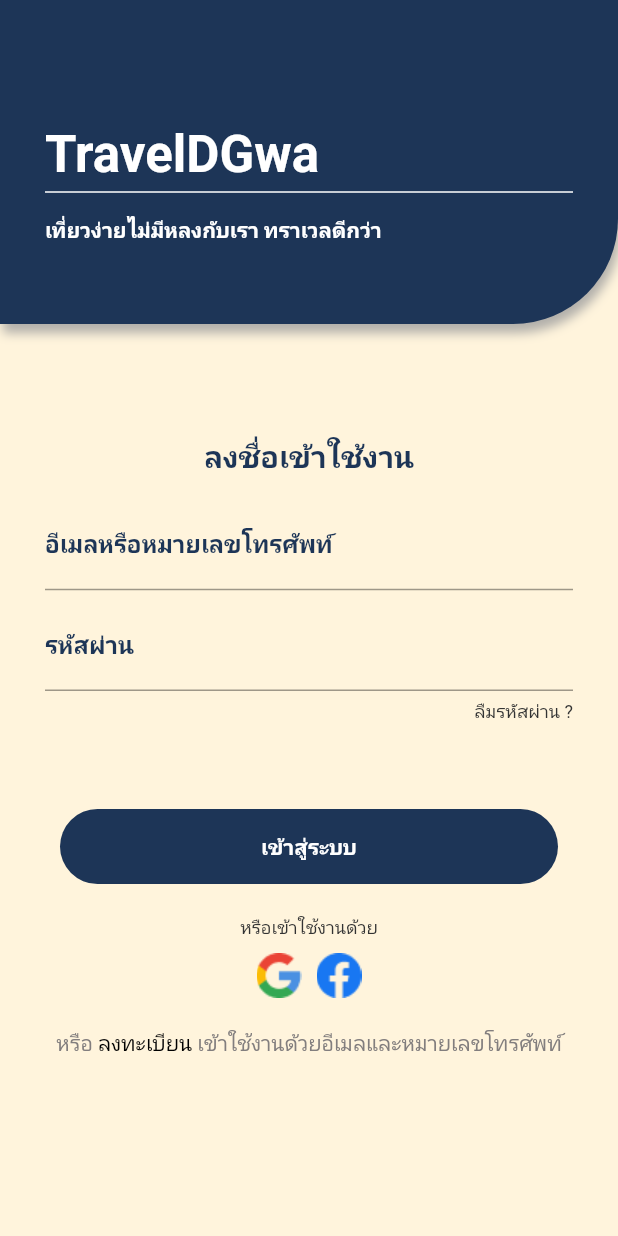
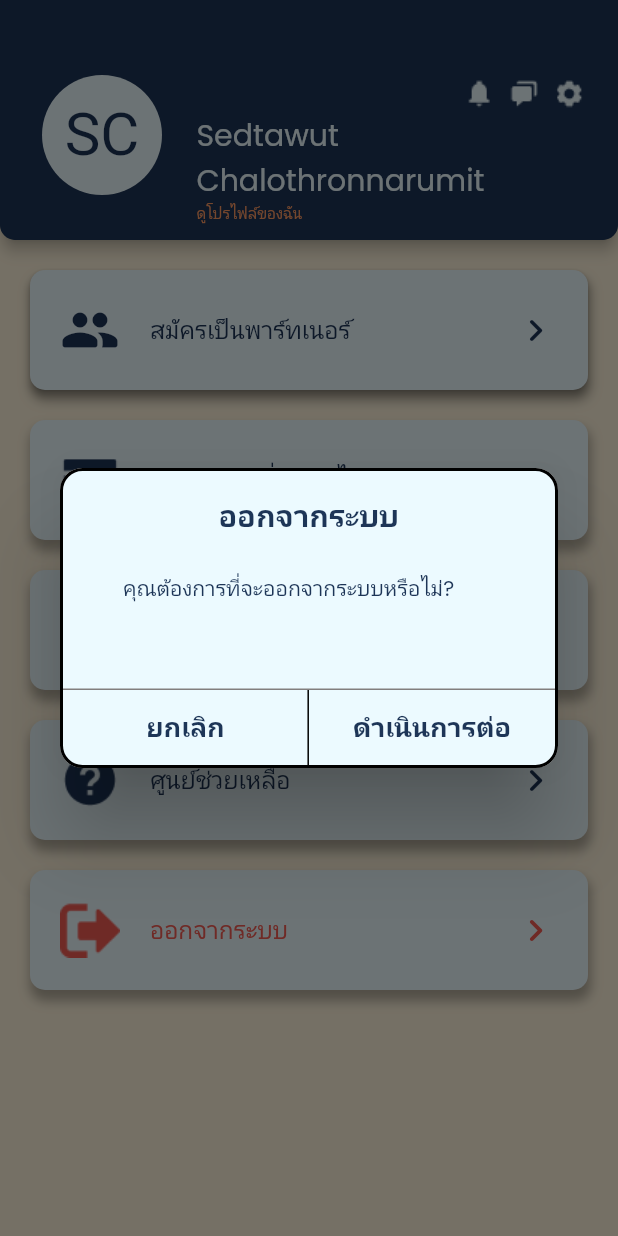
Before and after one commit to wattanasiri/TravelDGwa, a Flutter app: the ProfilePage screen opened by its route, after a tap on "ออกจากระบบ", on a phone screen of 412 x 824 dp. Run offline on Flutter 3.47's test engine with Material 2 defaults, Android fonts, the phone set to English and light mode, and no system bars; our stand-ins replace carousel_slider, dotted_line, flutter_boxicons, flutter_rating_bar, geocoding, geolocator and 6 more; missing offline and left inert: dart:ffi, flutter_animated_button, flutter_material_pickers; accounts and stored records are empty; network calls fail.

```diff
--- a/client/lib/Home/Attraction/tourist_attraction.dart
+++ b/client/lib/Home/Attraction/tourist_attraction.dart
@@ -38,10 +38,7 @@ class _AttractionpageState extends State<Attractionpage> {
     http.Response res =
     await http.get(Uri.parse("http://10.0.2.2:8080/attraction/search/" + word));
     data = json.decode(res.body);
-    print ("this");
-    print (data);
     attractionData = data["attraction"];
-    print ("this");
     print (attractionData);
     Navigator.push(
         context,
@@ -65,7 +62,7 @@ class _AttractionpageState extends State<Attractionpage> {
     data = data["foundAttraction"];
     //restaurantData = data['restaurants'];
     print(data);
-    Navigator.pushReplacement(context, MaterialPageRoute(
+    Navigator.push(context, MaterialPageRoute(
         builder: (context) => Attractiondetail(
           data : data,
           check : Check,
--- a/client/lib/navigator/nav/booking/booking.dart
+++ b/client/lib/navigator/nav/booking/booking.dart
@@ -30,6 +30,7 @@ class _BookingState extends State<Booking> {
 
   Future getBookingData() async {
 
+    // ---------------
     var _prefs = await SharedPreferences.getInstance();
     var token = _prefs.get('token');
 
@@ -51,10 +52,12 @@ class _BookingState extends State<Booking> {
             );
           },
         );
+        connectionFailed = true;
         return http.Response('Error', 408);
       },)
     ;
     data = json.decode(res.body);
+    // ---------------
     bookingData = data['booking'];
     print(bookingData);
 
--- /dev/null
+++ b/client/lib/navigator/nav/profile/logout_confirm.dart
@@ -0,0 +1,199 @@
+import 'dart:convert';
+
+import 'package:flutter/material.dart';
+import 'package:flutter/gestures.dart';
+import 'package:flutter_boxicons/flutter_boxicons.dart';
+import 'package:google_fonts/google_fonts.dart';
+import 'package:intl/intl.dart';
+import 'package:se_app2/constants.dart';
+import 'package:se_app2/functions.dart';
+import 'package:se_app2/screen/login_register/login.dart';
+import 'package:shared_preferences/shared_preferences.dart';
+
+
+class confirmLogoutBox extends StatefulWidget {
+
+  final detail;
+  final type;
+  final width;
+  final height;
+  const confirmLogoutBox(
+      {Key key,
+        @required this.detail,
+        this.type,
+        this.width,
+        this.height
+      })
+      : super(key: key);
+
+  @override
+  _myState createState() => _myState();
+}
+
+class _myState extends State<confirmLogoutBox> {
+  var detail;
+
+  Future clearToken() async {
+    var _prefs = await SharedPreferences.getInstance();
+
+    final success = await _prefs.remove('token');
+    print(success);
+  }
+
+  @override
+  void initState() {
+    super.initState();
+    detail = widget.detail;
+  }
+
+  @override
+  Widget build(BuildContext context) {
+
+    return AlertDialog(
+      shape: RoundedRectangleBorder(
+          borderRadius:
+          BorderRadius.all(
+              Radius.circular(15))),
+      contentPadding: EdgeInsets.all(0),
+      content: Builder(
+        builder: (context) {
+          var height = MediaQuery.of(context).size.height;
+          var width = MediaQuery.of(context).size.width;
+
+          return Container(
+            height: 200,
+            width: width - 50,
+            decoration: BoxDecoration(
+                color: boxColor,
+                border: Border.all(width: 2, color: Colors.black),
+                borderRadius: BorderRadius.all(Radius.circular(15))
+            ),
+            child: Stack(
+              overflow: Overflow.visible,
+              children: <Widget>[
+                Container(
+                  padding: const EdgeInsets.only(
+                      top: 16,
+                      left: 0,
+                      right: 0,
+                  ),
+                  child: Column(
+                    crossAxisAlignment: CrossAxisAlignment.start,
+                    mainAxisAlignment: MainAxisAlignment.spaceBetween,
+                    mainAxisSize: MainAxisSize.min,
+                    children: [
+                      Align(
+                        alignment: Alignment.center,
+                        child: Text(
+                          'ออกจากระบบ',
+                          style: GoogleFonts.poppins(
+                              color: primaryColor,
+                              fontSize: 20,
+                              fontWeight: FontWeight.bold),
+                        ),
+                      ),
+                      SizedBox(height: 25,),
+                      Container(
+                        padding: const EdgeInsets.only(
+                          left: 40,
+                          right: 40,
+                        ),
+                        child: Column(
+                          crossAxisAlignment: CrossAxisAlignment.start,
+                          mainAxisAlignment: MainAxisAlignment.spaceBetween,
+                          mainAxisSize: MainAxisSize.min,
+                          children: [
+                            RichText(
+                              textAlign: TextAlign.center,
+                              text: TextSpan(
+                                style: GoogleFonts.poppins(
+                                  color: primaryColor,
+                                  fontSize: 14,),
+                                children: <TextSpan>[
+                                  TextSpan(text:
+                                  'คุณต้องการที่จะออกจากระบบหรือไม่?',),
+                                ],
+                              ),
+                            ),
+                          ],
+                        ),
+                      ),
+                      Expanded(
+                        child: Column(
+                          mainAxisAlignment: MainAxisAlignment.end,
+                          children: [
+                            const Divider(
+                              height: 1,
+                              thickness: 1,
+                              color: grayColor,
+                            ),
+                            Row(
+                              crossAxisAlignment: CrossAxisAlignment.end,
+                              mainAxisAlignment: MainAxisAlignment.spaceEvenly,
+                              children: [
+                                GestureDetector(
+                                  onTap: () {
+                                    Navigator.of(context).pop();
+                                  },
+                                  child: Container(
+                                    alignment: Alignment.center,
+                                    height: 50,
+                                    width: (width - 90) * 0.509,
+                                    decoration: BoxDecoration(
+                                      border: Border(
+                                        right: BorderSide(width: 1.0, color: Colors.black),
+                                      ),
+                                    ),
+                                    child: Text(
+                                      'ยกเลิก',
+                                      style: GoogleFonts.poppins(
+                                        color: primaryColor,
+                                        fontWeight: FontWeight.bold,
+                                        fontSize: 18,),
+                                      textAlign: TextAlign.center,
+                                    ),
+                                  ),
+                                ),
+                                GestureDetector(
+                                  onTap: () {
+                                    clearToken();
+                                    Navigator.pushReplacement(
+                                        context, MaterialPageRoute(
+                                        builder: (context) => LoginScreen()
+                                    )
+                                    );
+                                  },
+                                  child: Container(
+                                    alignment: Alignment.center,
+                                    height: 50,
+                                    width: (width - 90) * 0.509,
+                                    decoration: BoxDecoration(
+                                    ),
+                                    child: Text(
+                                      'ดำเนินการต่อ',
+                                      style: GoogleFonts.poppins(
+                                        color: primaryColor,
+                                        fontWeight: FontWeight.bold,
+                                        fontSize: 18,),
+                                      textAlign: TextAlign.center,
+                                    ),
+                                  ),
+                                ),
+
+                              ],
+                            ),
+                          ],
+                        ),
+                      ),
+
+                    ],
+                  ),
+                ),
+              ],
+            ),
+          );
+        },
+      ),
+    );
+  }
+}
--- a/client/lib/navigator/nav/profile/profile.dart
+++ b/client/lib/navigator/nav/profile/profile.dart
@@ -6,6 +6,7 @@ import 'package:se_app2/navigator/nav/booking/booking.dart';
 import 'package:se_app2/navigator/nav/profile/creditcard/maincreditcard.dart';
 import 'package:se_app2/navigator/nav/profile/partnership/mainpartnership.dart';
 import 'package:se_app2/navigator/nav/profile/profile_edit.dart';
+import 'package:se_app2/navigator/nav/profile/logout_confirm.dart';
 import 'package:se_app2/screen/login_register/login.dart';
 
 class ProfilePage extends StatefulWidget {
@@ -259,10 +260,11 @@ class _ProfilePageState extends State<ProfilePage> {
             GestureDetector(
               onTap: () {
                 print('Log out!');
-                Navigator.pushReplacement(
-                  context, MaterialPageRoute(
-                  builder: (context) => LoginScreen()
-                  )
+                showDialog(
+                  context: context,
+                  builder: (BuildContext context) {
+                    return confirmLogoutBox();
+                  },
                 );
               },
               child: Container(
--- a/client/lib/screen/login_register/components/register_form.dart
+++ b/client/lib/screen/login_register/components/register_form.dart
@@ -1,4 +1,5 @@
 import 'package:flutter/material.dart';
+import 'package:se_app2/Data/data_currentuser.dart';
 import 'package:se_app2/constants.dart';
 import 'package:flutter/gestures.dart';
 import 'package:http/http.dart' as http;
@@ -66,10 +67,10 @@ class _RegisterFormState extends State<RegisterForm> {
           return http.Response('Error', 408);
         },)
       ;
-      await sharedPref.setString('token', res.body);
-      print(sharedPref.getString('token'));
+
       if (res.statusCode == 200) {
         print('success');
+        await sharedPref.setString('token', res.body);
         Navigator.pushReplacementNamed(
             context, '/Navi',
         );
```
Also changed, not shown: client/lib/Home/Attraction/tourism_detail.dart (+114 -148 lines), client/lib/Home/Attraction/tourism_result.dart (+18 -10 lines), client/lib/functions.dart (+10 -0 lines), client/lib/screen/login_register/components/login_form.dart (+1 -9 lines), 3 other files.
